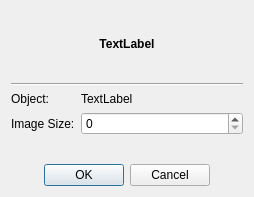
Before: the Qt Designer form src/gui/dialogs/volume_object.ui in cppd/math, drawn with Qt 5.
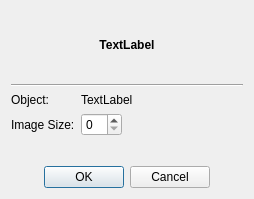
After: the same form once the commit is applied.

Commit message: object dialogs

```diff
--- a/src/gui/dialogs/volume_object.ui
+++ b/src/gui/dialogs/volume_object.ui
@@ -7,7 +7,7 @@
     <x>0</x>
     <y>0</y>
     <width>254</width>
-    <height>197</height>
+    <height>199</height>
    </rect>
   </property>
   <property name="windowTitle">
@@ -63,7 +63,24 @@
       </widget>
      </item>
      <item row="1" column="1">
-      <widget class="QSpinBox" name="spinBox_image_size"/>
+      <layout class="QHBoxLayout" name="horizontalLayout">
+       <item>
+        <widget class="QSpinBox" name="spinBox_image_size"/>
+       </item>
+       <item>
+        <spacer name="horizontalSpacer">
+         <property name="orientation">
+          <enum>Qt::Horizontal</enum>
+         </property>
+         <property name="sizeHint" stdset="0">
+          <size>
+           <width>40</width>
+           <height>20</height>
+          </size>
+         </property>
+        </spacer>
+       </item>
+      </layout>
      </item>
     </layout>
    </item>
```
The commit also changes 5 other files.
